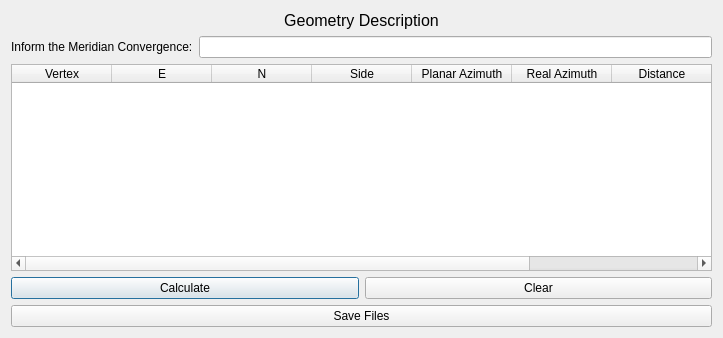
Above: azimuthsAndDistances/ui_azimuthsAndDistances.ui from lcoandrade/AzimuthDistanceCalculator before the change. Below: the same form after it.
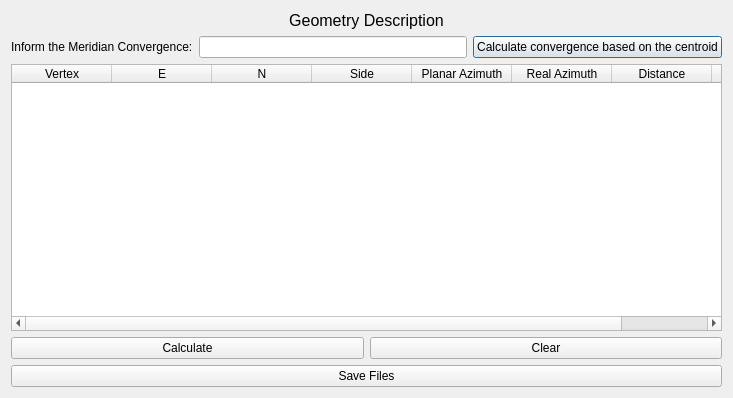
That is the form after the change.

Patch:
```diff
--- a/azimuthsAndDistances/ui_azimuthsAndDistances.ui
+++ b/azimuthsAndDistances/ui_azimuthsAndDistances.ui
@@ -6,8 +6,8 @@
    <rect>
     <x>0</x>
     <y>0</y>
-    <width>723</width>
-    <height>338</height>
+    <width>733</width>
+    <height>398</height>
    </rect>
   </property>
   <property name="windowTitle">
@@ -30,6 +30,8 @@
     </widget>
    </item>
    <item row="1" column="0">
+    <layout class="QHBoxLayout" name="horizontalLayout_3">
+     <item>
     <layout class="QHBoxLayout" name="horizontalLayout">
      <item>
       <widget class="QLabel" name="label_2">
@@ -42,6 +44,15 @@
       <widget class="QLineEdit" name="lineEdit">
        <property name="toolTip">
         <string>Use decimal degrees</string>
+         </property>
+        </widget>
+       </item>
+      </layout>
+     </item>
+     <item>
+      <widget class="QPushButton" name="convergenceButton">
+       <property name="text">
+        <string>Calculate convergence based on the centroid</string>
        </property>
       </widget>
      </item>
```
Lines whose indentation alone changed are shown as unchanged.
